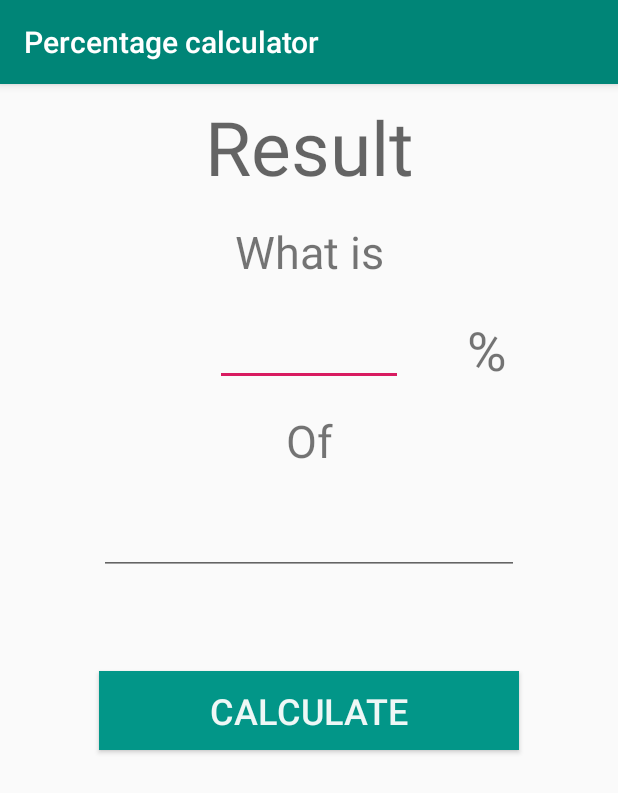
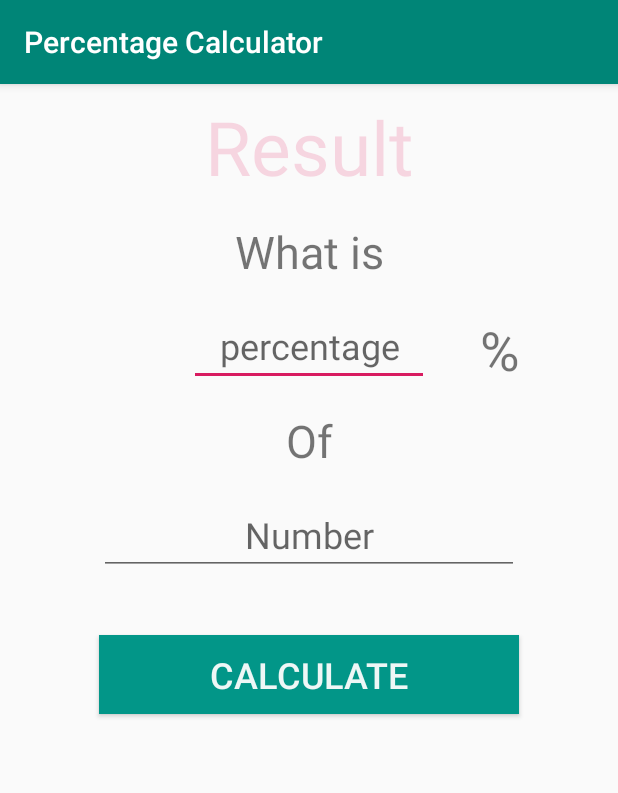
Before and after one commit to EricMbouwe/Basics, an Android app: the screen it shows after launch (PercentageActivity), after a tap on "Percentage Calculator", on a phone screen of 412 x 824 dp. Shown: the top 793 px of the screen. Run offline under Robolectric (Android 15) with nearby library versions, the phone set to English and light mode, and no system bars; 1 other tap on this screen came first.

```diff
--- a/app/src/main/java/com/lecslt/basics/SplashScreeenActivity.java
+++ b/app/src/main/java/com/lecslt/basics/SplashScreeenActivity.java
@@ -7,14 +7,14 @@ import android.os.Bundle;
 
 public class SplashScreeenActivity extends AppCompatActivity {
 
-    private final  int SPLASH_SCREEN_TIMEOUT = 3000;
+    private final  int SPLASH_SCREEN_TIMEOUT = 1500;
 
     @Override
     protected void onCreate(Bundle savedInstanceState) {
         super.onCreate(savedInstanceState);
         setContentView(R.layout.activity_splash_screeen);
 
-        //Rediriger vers la page principale apres 3 secondes
+        //Rediriger vers la page principale apres 1.5 secondes
         new Handler().postDelayed(new Runnable() {
             @Override
             public void run() {
--- a/app/src/main/res/layout/activity_percentage.xml
+++ b/app/src/main/res/layout/activity_percentage.xml
@@ -17,6 +17,7 @@
         android:hint="@string/result"
         android:textAlignment="center"
         android:textColor="#E91E63"
+        android:textColorHint="#2AE91E63"
         android:textSize="50sp"
         app:layout_constraintEnd_toEndOf="parent"
         app:layout_constraintHorizontal_bias="0.0"
@@ -67,10 +68,11 @@
 
     <EditText
         android:id="@+id/percentage_text"
-        android:layout_width="125dp"
+        android:layout_width="160dp"
         android:layout_height="wrap_content"
         android:layout_marginTop="16dp"
         android:ems="10"
+        android:hint="percentage"
         android:importantForAutofill="no"
         android:inputType="numberDecimal"
         android:textAlignment="center"
@@ -87,6 +89,7 @@
         android:layout_height="wrap_content"
         android:layout_marginTop="16dp"
         android:ems="10"
+        android:hint="Number"
         android:importantForAutofill="no"
         android:inputType="numberDecimal"
         android:textAlignment="center"
@@ -101,7 +104,7 @@
         android:id="@+id/percentage_calc"
         android:layout_width="0dp"
         android:layout_height="wrap_content"
-        android:layout_marginTop="64dp"
+        android:layout_marginTop="40dp"
         android:background="#FC009688"
         android:padding="10dp"
         android:text="@string/calculate"
--- a/app/src/main/res/layout/content_main.xml
+++ b/app/src/main/res/layout/content_main.xml
@@ -73,7 +73,7 @@
         android:id="@+id/percentage_calc"
         android:layout_width="0dp"
         android:layout_height="wrap_content"
-        android:layout_marginTop="60dp"
+        android:layout_marginTop="32dp"
         android:background="#C3009688"
         android:padding="10dp"
         android:text="@string/percentage_calculator"
@@ -86,6 +86,6 @@
         app:layout_constraintHorizontal_bias="0.0"
         app:layout_constraintStart_toStartOf="@+id/button"
         app:layout_constraintTop_toBottomOf="@+id/button"
-        app:layout_constraintVertical_bias="0.044" />
+        app:layout_constraintVertical_bias="0.0" />
 
 </android.support.constraint.ConstraintLayout>
--- a/app/src/main/res/values/strings.xml
+++ b/app/src/main/res/values/strings.xml
@@ -10,6 +10,5 @@
     <string name="of">Of</string>
     <string name="percentage_symbol">%</string>
     <string name="calculate">Calculate</string>
-    <string name="percentage_calc">Percentage calculator</string>
     <string name="logo">logo</string>
 </resources>
--- a/app/src/main/res/values/styles.xml
+++ b/app/src/main/res/values/styles.xml
@@ -13,6 +13,7 @@
         <item name="windowNoTitle">true</item>
     </style>
 
+
     <style name="AppTheme.AppBarOverlay" parent="ThemeOverlay.AppCompat.Dark.ActionBar" />
 
     <style name="AppTheme.PopupOverlay" parent="ThemeOverlay.AppCompat.Light" />
```
Also changed, not shown: app/src/main/AndroidManifest.xml (+8 -3 lines), app/src/main/res/layout/activity_splash_screeen.xml (+19 -12 lines), app/src/main/res/drawable-v24/cslt.png (added).
